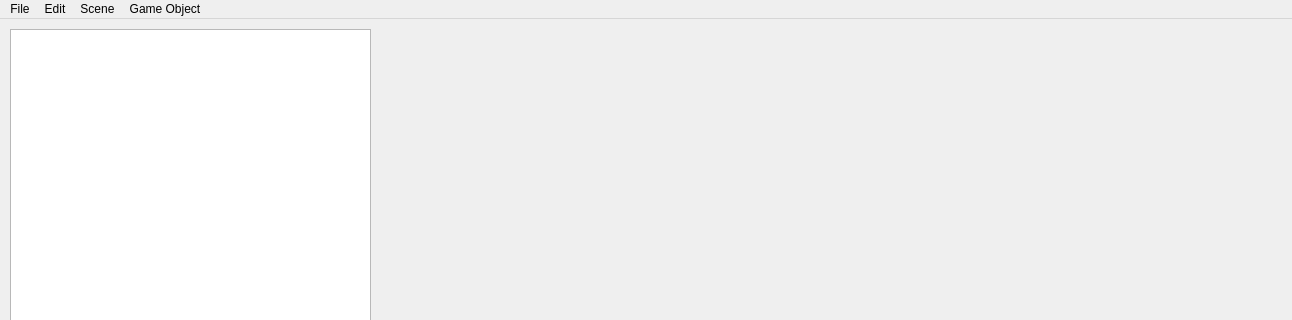
First picture: the form in Editor/maineditorwindow.ui, repository gnleece/Dogwood, before the edit; both pictures show x 0 to 1292 and y 0 to 320 of the 1292 by 661 pixel window.
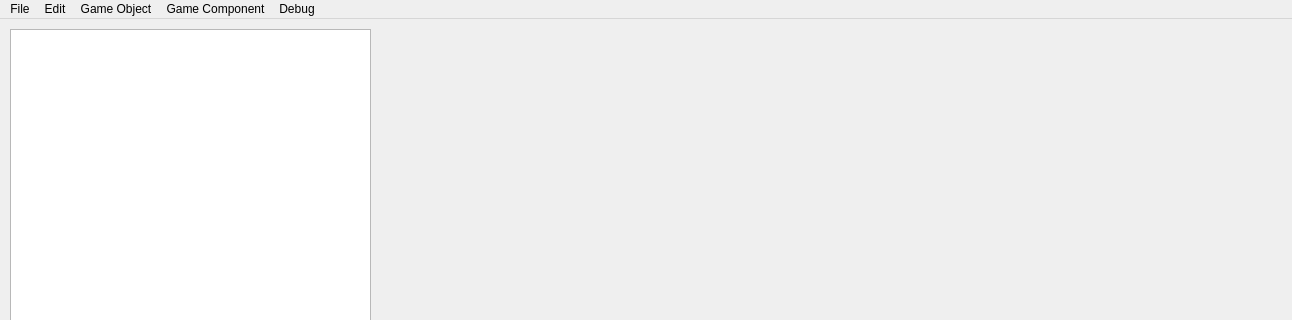
Second picture: the form after the edit.

Commit message: Add DebugLogger singleton for easy debug output anywhere. Also reorganize editor menus

```diff
--- a/Editor/maineditorwindow.ui
+++ b/Editor/maineditorwindow.ui
@@ -108,7 +108,7 @@
    </property>
    <widget class="QMenu" name="menuFIle">
     <property name="title">
-     <string>Scene</string>
+     <string>Game Component</string>
     </property>
     <addaction name="actionNew_Scene"/>
     <addaction name="actionOpen_Scene"/>
@@ -139,10 +139,17 @@
     <addaction name="actionUndo"/>
     <addaction name="actionRedo"/>
    </widget>
+   <widget class="QMenu" name="menuDebug">
+    <property name="title">
+     <string>Debug</string>
+    </property>
+    <addaction name="actionOpen_Test_Scene"/>
+   </widget>
    <addaction name="menuFIle_2"/>
    <addaction name="menuEdit"/>
-   <addaction name="menuFIle"/>
    <addaction name="menuGame_Object"/>
+   <addaction name="menuFIle"/>
+   <addaction name="menuDebug"/>
   </widget>
   <action name="actionNew_Scene">
    <property name="text">
```
Left out of the diff: 39 changed lines with no effect on the pictures. The commit also changes 9 other files.
